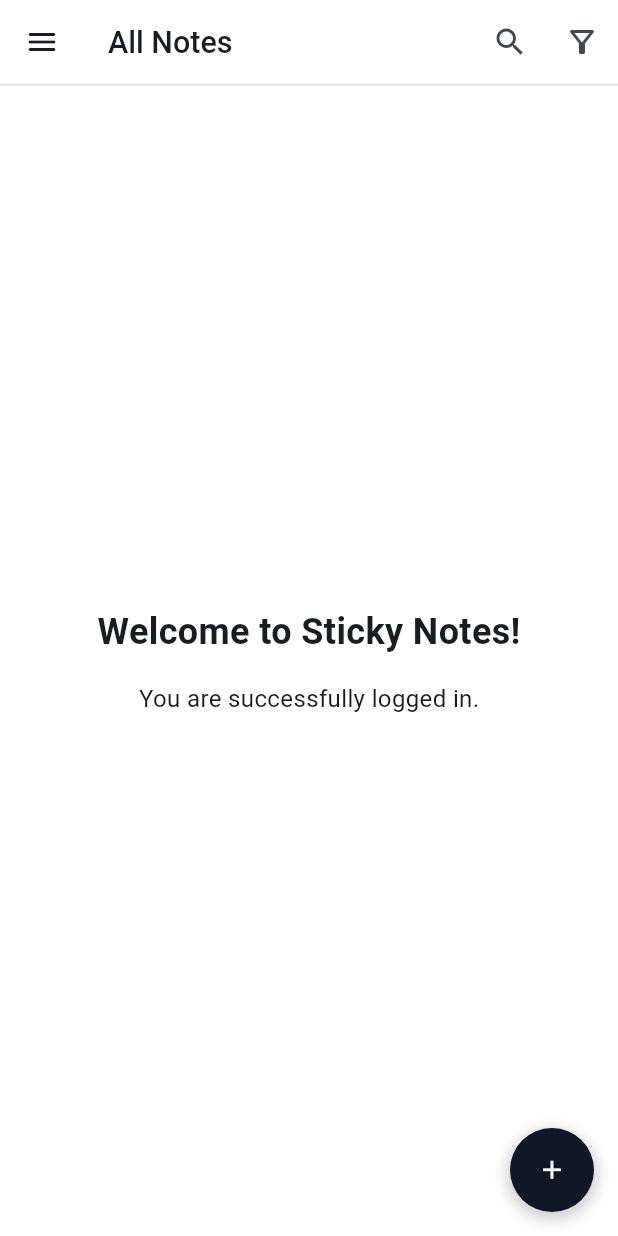
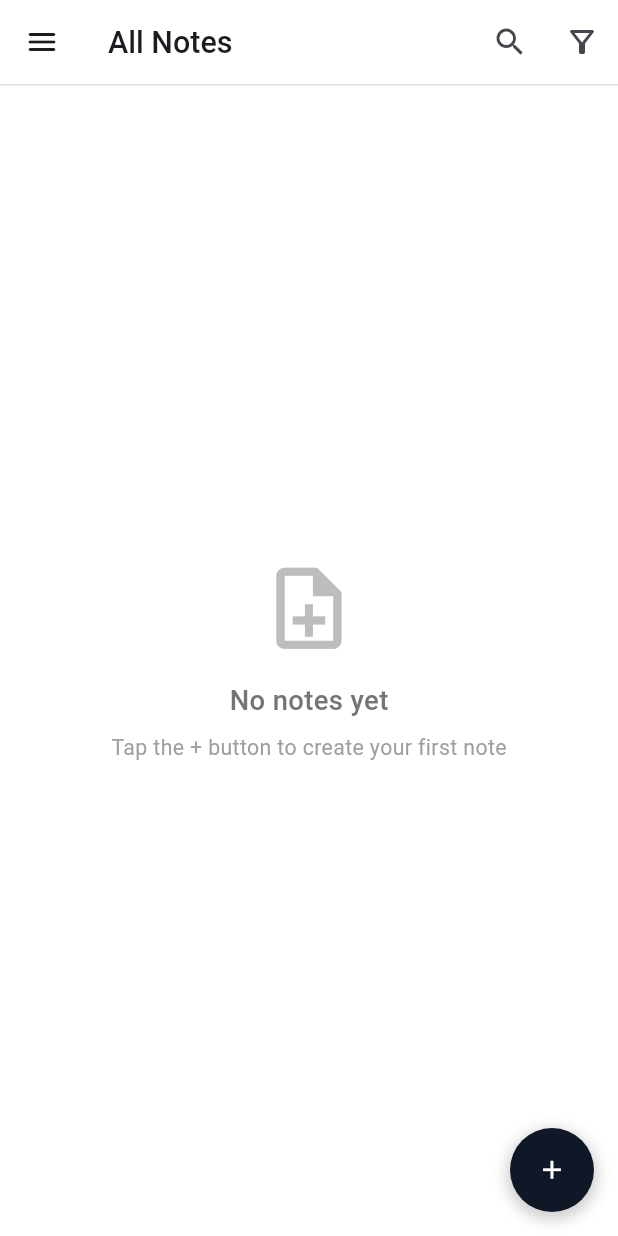
Before and after one commit to jinscodes/app_tact, a Flutter app: the screen it shows once a user with an empty profile is signed in, on a phone screen of 412 x 824 dp. Run offline on Flutter 3.47's test engine with Material 3 defaults, Android fonts, the light colour scheme and no system bars; our stand-ins replace cloud_firestore, firebase_auth, firebase_core, flutter_dotenv, flutter_screenutil, google_sign_in; accounts and stored records are empty.

Commit message:
Jay's AppDev - create home interface

```diff
--- a/lib/widgets/home.dart
+++ b/lib/widgets/home.dart
@@ -2,11 +2,14 @@
 
 import 'package:app_sticker_note/colors.dart';
 import 'package:app_sticker_note/components/menu_drawer.dart';
+import 'package:app_sticker_note/components/note_card.dart';
 import 'package:app_sticker_note/components/show_create_menu.dart';
 import 'package:app_sticker_note/models/category.dart';
 import 'package:app_sticker_note/models/navigate.dart';
+import 'package:app_sticker_note/models/note.dart';
 import 'package:app_sticker_note/services/auth_service.dart';
 import 'package:app_sticker_note/services/category_service.dart';
+import 'package:app_sticker_note/services/note_service.dart';
 import 'package:flutter/material.dart';
 import 'package:flutter_screenutil/flutter_screenutil.dart';
 
@@ -20,6 +23,7 @@ class HomeScreen extends StatefulWidget {
 class _HomeScreenState extends State<HomeScreen> {
   final AuthService _authService = AuthService();
   final CategoryService _categoryService = CategoryService();
+  final NoteService _noteService = NoteService();
   Category? _selectedCategory;
 
   @override
@@ -64,6 +68,22 @@ class _HomeScreenState extends State<HomeScreen> {
 
   void _createNote() {
     Navigate.to(context, '/create-note');
+  }
+
+  Future<void> _toggleFavorite(Note note) async {
+    try {
+      await _noteService.toggleFavorite(note.id);
+    } catch (e) {
+      if (mounted) {
+        ScaffoldMessenger.of(context).showSnackBar(
+          SnackBar(
+            content: Text(
+                'Failed to update favorite: ${e.toString().replaceFirst('Exception: ', '')}'),
+            backgroundColor: Colors.red,
+          ),
+        );
+      }
+    }
   }
 
   @override
@@ -115,24 +135,122 @@ class _HomeScreenState extends State<HomeScreen> {
         onSignOut: _signOut,
         onCategorySelected: _onCategorySelected,
       ),
-      body: const Center(
+      body: StreamBuilder<List<Note>>(
+        stream: _selectedCategory == null
+            ? _noteService.getNotesStream()
+            : _noteService.getNotesByCategoryStream(_selectedCategory!.id),
+        builder: (context, snapshot) {
+          if (snapshot.connectionState == ConnectionState.waiting) {
+            return Center(
               child: Column(
                 mainAxisAlignment: MainAxisAlignment.center,
                 children: [
-            Text(
-              'Welcome to Sticky Notes!',
-              style: TextStyle(
-                fontSize: 24,
-                fontWeight: FontWeight.bold,
+                  SizedBox(
+                    width: 40.w,
+                    height: 40.h,
+                    child: CircularProgressIndicator(
+                      color: AppColors.baseBlack,
+                      strokeWidth: 3.0,
                     ),
                   ),
-            SizedBox(height: 16),
+                  SizedBox(height: 16.h),
                   Text(
-              'You are successfully logged in.',
-              style: TextStyle(fontSize: 16),
+                    'Loading notes...',
+                    style: TextStyle(
+                      fontSize: 14.sp,
+                      color: Colors.grey[600],
+                      fontWeight: FontWeight.w500,
+                    ),
                   ),
                 ],
               ),
+            );
+          }
+
+          if (snapshot.hasError) {
+            return Center(
+              child: Column(
+                mainAxisAlignment: MainAxisAlignment.center,
+                children: [
+                  Icon(
+                    Icons.error_outline,
+                    size: 48.sp,
+                    color: Colors.red,
+                  ),
+                  SizedBox(height: 16.h),
+                  Text(
+                    'Error loading notes',
+                    style: TextStyle(
+                      fontSize: 16.sp,
+                      fontWeight: FontWeight.w500,
+                    ),
+                  ),
+                  SizedBox(height: 8.h),
+                  Text(
+                    'Please try again',
+                    style: TextStyle(
+                      fontSize: 14.sp,
+                      color: Colors.grey[600],
+                    ),
+                  ),
+                ],
+              ),
+            );
+          }
+
+          final notes = snapshot.data ?? [];
+
+          if (notes.isEmpty) {
+            return Center(
+              child: Column(
+                mainAxisAlignment: MainAxisAlignment.center,
+                children: [
+                  Icon(
+                    Icons.note_add_outlined,
+                    size: 64.sp,
+                    color: Colors.grey[400],
+                  ),
+                  SizedBox(height: 16.h),
+                  Text(
+                    _selectedCategory == null
+                        ? 'No notes yet'
+                        : 'No notes in ${_selectedCategory!.name}',
+                    style: TextStyle(
+                      fontSize: 18.sp,
+                      fontWeight: FontWeight.w500,
+                      color: Colors.grey[600],
+                    ),
+                  ),
+                  SizedBox(height: 8.h),
+                  Text(
+                    'Tap the + button to create your first note',
+                    style: TextStyle(
+                      fontSize: 14.sp,
+                      color: Colors.grey[500],
+                    ),
+                  ),
+                ],
+              ),
+            );
+          }
+
+          return Padding(
+            padding: EdgeInsets.all(16.w),
+            child: ListView.builder(
+              itemCount: notes.length,
+              itemBuilder: (context, index) {
+                final note = notes[index];
+                return NoteCard(
+                  note: note,
+                  onToggleFavorite: () => _toggleFavorite(note),
+                  onTap: () {
+                    print('Note tapped: ${note.title}');
+                  },
+                );
+              },
+            ),
+          );
+        },
       ),
       floatingActionButton: Container(
         decoration: BoxDecoration(
```
Also changed, not shown: lib/components/note_card.dart (added, +267 -0 lines), lib/services/note_service.dart (+5 -5 lines). Lines whose indentation alone changed are shown as unchanged.
